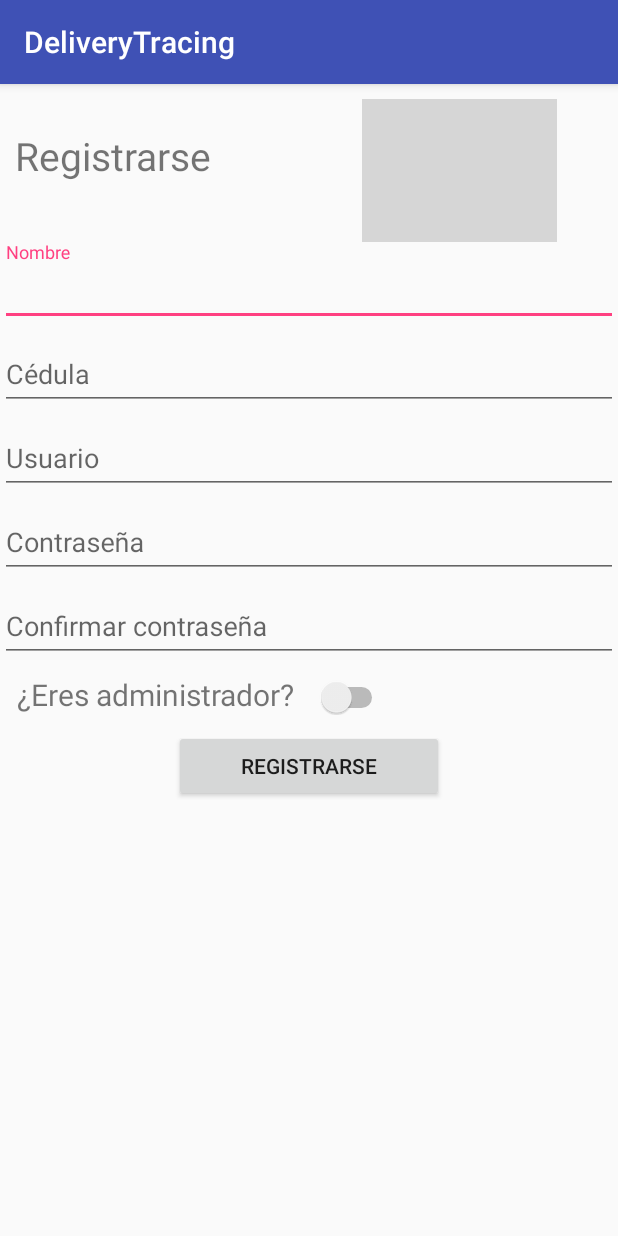
After one commit to FelipeCastanho/DeliveryTracing, an Android app: the RegistroActivity screen opened directly, with no data from a screen before it, on a phone screen of 412 x 824 dp. The commit adds this screen. Run offline under Robolectric (Android 15) with nearby library versions, the phone set to English and light mode, and no system bars; grey boxes are pictures that could not be loaded.

Commit message:
Vista Registro :')

```diff
--- a/app/build.gradle
+++ b/app/build.gradle
@@ -36,4 +36,5 @@ dependencies {
 
 
 
+
 apply plugin: 'com.google.gms.google-services'
--- a/app/src/main/AndroidManifest.xml
+++ b/app/src/main/AndroidManifest.xml
@@ -17,7 +17,8 @@
             </intent-filter>
         </activity>
         <activity android:name=".RastreoActivity" />
-        <activity android:name=".LoginActivity"></activity>
+        <activity android:name=".LoginActivity" />
+        <activity android:name=".RegistroActivity"></activity>
     </application>
 
 </manifest>
--- a/app/src/main/java/com/example/yoyo/deliverytracing/LoginActivity.java
+++ b/app/src/main/java/com/example/yoyo/deliverytracing/LoginActivity.java
@@ -1,13 +1,27 @@
 package com.example.yoyo.deliverytracing;
 
+import android.content.Intent;
 import android.support.v7.app.AppCompatActivity;
 import android.os.Bundle;
+import android.util.Log;
+import android.view.View;
+import android.widget.TextView;
 
 public class LoginActivity extends AppCompatActivity {
-
     @Override
     protected void onCreate(Bundle savedInstanceState) {
         super.onCreate(savedInstanceState);
         setContentView(R.layout.activity_login);
+
+        TextView registrame = (TextView) findViewById(R.id.registrarmeText);
+        registrame.setOnClickListener(new View.OnClickListener() {
+            @Override
+            public void onClick(View v) {
+                Intent intentRegistro = new Intent(LoginActivity.this, RegistroActivity.class);
+                LoginActivity.this.startActivity(intentRegistro);
+            }
+        });
     }
+
+
 }
--- /dev/null
+++ b/app/src/main/java/com/example/yoyo/deliverytracing/RegistroActivity.java
@@ -0,0 +1,29 @@
+package com.example.yoyo.deliverytracing;
+
+import android.support.design.widget.TextInputLayout;
+import android.support.v7.app.AppCompatActivity;
+import android.os.Bundle;
+import android.view.View;
+import android.widget.CompoundButton;
+import android.widget.Switch;
+
+public class RegistroActivity extends AppCompatActivity {
+
+    @Override
+    protected void onCreate(Bundle savedInstanceState) {
+        super.onCreate(savedInstanceState);
+        setContentView(R.layout.activity_registro);
+
+        Switch isAdmin = (Switch) findViewById(R.id.adminSwitch);
+        isAdmin.setOnCheckedChangeListener(new CompoundButton.OnCheckedChangeListener() {
+            public void onCheckedChanged(CompoundButton buttonView, boolean isChecked) {
+                TextInputLayout empresa = (TextInputLayout) findViewById(R.id.textInputLayoutEmpresa);
+                if(isChecked){
+                    empresa.setVisibility(View.VISIBLE);
+                }else{
+                    empresa.setVisibility(View.GONE);
+                }
+            }
+        });
+    }
+}
--- a/app/src/main/res/layout/activity_login.xml
+++ b/app/src/main/res/layout/activity_login.xml
@@ -8,18 +8,18 @@
     >
 
     <ImageView
-        android:id="@+id/imgLogin"
+        android:id="@+id/loginImg"
         android:layout_width="match_parent"
         android:layout_height="180dp"
         app:srcCompat="?attr/colorPrimary" />
 
     <TextView
-        android:id="@+id/textoIngresar"
+        android:id="@+id/ingresarText"
         android:layout_width="match_parent"
         android:layout_height="wrap_content"
         android:layout_alignParentLeft="true"
         android:layout_alignParentStart="true"
-        android:layout_below="@+id/imgLogin"
+        android:layout_below="@+id/loginImg"
         android:layout_marginTop="15dp"
         android:text="Ingresar"
         android:textAlignment="center"
@@ -28,9 +28,9 @@
     <android.support.design.widget.TextInputLayout
         android:layout_width="match_parent"
         android:layout_height="wrap_content"
-        android:id="@+id/textInputLayout"
+        android:id="@+id/textInputLayoutNombre"
         android:layout_marginTop="22dp"
-        android:layout_below="@+id/textoIngresar"
+        android:layout_below="@+id/ingresarText"
         android:layout_alignParentLeft="true"
         android:layout_alignParentStart="true">
 
@@ -45,8 +45,8 @@
     <android.support.design.widget.TextInputLayout
         android:layout_width="match_parent"
         android:layout_height="wrap_content"
-        android:id="@+id/textInputLayout2"
-        android:layout_below="@+id/textInputLayout"
+        android:id="@+id/textInputLayoutCedula"
+        android:layout_below="@+id/textInputLayoutNombre"
         android:layout_alignParentLeft="true"
         android:layout_alignParentStart="true"
         android:layout_marginTop="18dp">
@@ -60,17 +60,17 @@
     </android.support.design.widget.TextInputLayout>
 
     <Button
-        android:id="@+id/botonIngresar"
+        android:id="@+id/ingresarBoton"
         android:layout_width="200dp"
         android:layout_height="wrap_content"
+        android:layout_above="@+id/registrarmeText"
+        android:layout_centerHorizontal="true"
         android:layout_gravity="center"
-        android:text="Ingresar"
-        android:layout_above="@+id/textRegistrarme"
-        android:layout_centerHorizontal="true"
-        android:layout_marginBottom="12dp" />
+        android:layout_marginBottom="12dp"
+        android:text="Ingresar" />
 
     <TextView
-        android:id="@+id/textRegistrarme"
+        android:id="@+id/registrarmeText"
         android:layout_width="wrap_content"
         android:layout_height="wrap_content"
         android:layout_alignParentBottom="true"
--- /dev/null
+++ b/app/src/main/res/layout/activity_registro.xml
@@ -0,0 +1,185 @@
+<?xml version="1.0" encoding="utf-8"?>
+<ScrollView xmlns:android="http://schemas.android.com/apk/res/android"
+    xmlns:app="http://schemas.android.com/apk/res-auto"
+    xmlns:tools="http://schemas.android.com/tools"
+    android:layout_width="match_parent"
+    android:layout_height="match_parent"
+    tools:context="com.example.yoyo.deliverytracing.RegistroActivity">
+
+    <LinearLayout
+        android:layout_width="match_parent"
+        android:layout_height="match_parent"
+        android:orientation="vertical">
+
+        <LinearLayout
+            android:layout_width="match_parent"
+            android:layout_height="wrap_content"
+            android:orientation="horizontal">
+
+            <TextView
+                android:id="@+id/registrarseText"
+                android:layout_width="wrap_content"
+                android:layout_height="wrap_content"
+                android:layout_alignLeft="@+id/preguntaText"
+                android:layout_alignStart="@+id/preguntaText"
+                android:layout_alignTop="@+id/registrarImg"
+                android:layout_marginStart="10dp"
+                android:layout_marginTop="30dp"
+                android:text="Registrarse"
+                android:textSize="26sp"
+                android:layout_marginLeft="10dp" />
+
+            <ImageView
+                android:id="@+id/registrarImg"
+                android:layout_width="130dp"
+                android:layout_height="95dp"
+                android:layout_alignParentEnd="true"
+                android:layout_alignParentRight="true"
+                android:layout_alignParentTop="true"
+                android:layout_marginEnd="14dp"
+                android:layout_marginLeft="100dp"
+                android:layout_marginRight="14dp"
+                android:layout_marginStart="100dp"
+                android:layout_marginTop="10dp"
+                android:src="@mipmap/imagen3" />
+        </LinearLayout>
+
+        <android.support.design.widget.TextInputLayout
+            android:id="@+id/textInputLayoutNombre"
+            android:layout_width="match_parent"
+            android:layout_height="wrap_content"
+            android:layout_alignParentLeft="true"
+            android:layout_alignParentStart="true"
+            android:layout_below="@+id/registrarImg">
+
+            <EditText
+                android:id="@+id/nombre"
+                android:layout_width="match_parent"
+                android:layout_height="wrap_content"
+                android:hint="Nombre"
+                android:inputType="text" />
+        </android.support.design.widget.TextInputLayout>
+
+        <android.support.design.widget.TextInputLayout
+            android:id="@+id/textInputLayoutCedula"
+            android:layout_width="match_parent"
+            android:layout_height="wrap_content"
+            android:layout_alignParentLeft="true"
+            android:layout_alignParentStart="true"
+            android:layout_below="@+id/textInputLayoutNombre">
+
+            <EditText
+                android:id="@+id/cedula"
+                android:layout_width="match_parent"
+                android:layout_height="wrap_content"
+                android:hint="Cédula"
+                android:inputType="text" />
+        </android.support.design.widget.TextInputLayout>
+
+        <android.support.design.widget.TextInputLayout
+            android:id="@+id/textInputLayoutUsuario"
+            android:layout_width="match_parent"
+            android:layout_height="wrap_content"
+            android:layout_alignParentLeft="true"
+            android:layout_alignParentStart="true"
+            android:layout_below="@+id/textInputLayoutCedula">
+
+            <EditText
+                android:id="@+id/usuario"
+                android:layout_width="match_parent"
+                android:layout_height="wrap_content"
+                android:hint="Usuario"
+                android:inputType="text" />
+        </android.support.design.widget.TextInputLayout>
+
+        <android.support.design.widget.TextInputLayout
+            android:id="@+id/textInputLayoutContrasena"
+            android:layout_width="match_parent"
+            android:layout_height="wrap_content"
+            android:layout_alignParentLeft="true"
+            android:layout_alignParentStart="true"
+            android:layout_below="@+id/textInputLayoutUsuario">
+
+            <EditText
+                android:id="@+id/contrasena"
+                android:layout_width="match_parent"
+                android:layout_height="wrap_content"
+                android:hint="Contraseña"
+                android:inputType="textPassword" />
+        </android.support.design.widget.TextInputLayout>
+
+        <android.support.design.widget.TextInputLayout
+            android:id="@+id/textInputLayoutConfirmar"
+            android:layout_width="match_parent"
+            android:layout_height="wrap_content"
+            android:layout_alignParentLeft="true"
+            android:layout_alignParentStart="true"
+            android:layout_below="@+id/textInputLayoutContrasena">
+
+            <EditText
+                android:id="@+id/confirmar"
+                android:layout_width="match_parent"
+                android:layout_height="wrap_content"
+                android:hint="Confirmar contraseña"
+                android:inputType="textPassword" />
+
+        </android.support.design.widget.TextInputLayout>
+
+        <LinearLayout
+            android:layout_width="match_parent"
+            android:layout_height="wrap_content"
+            android:orientation="horizontal">
+
+            <TextView
+                android:id="@+id/preguntaText"
+                android:layout_width="wrap_content"
+                android:layout_height="wrap_content"
+                android:layout_alignParentLeft="true"
+                android:layout_alignParentStart="true"
+                android:layout_alignTop="@+id/adminSwitch"
+                android:layout_marginLeft="11dp"
+                android:layout_marginStart="11dp"
+                android:layout_marginTop="8dp"
+                android:text="¿Eres administrador?"
+                android:textSize="20sp" />
+
+            <Switch
+                android:id="@+id/adminSwitch"
+                android:layout_width="wrap_content"
+                android:layout_height="wrap_content"
+                android:layout_below="@+id/textInputLayoutConfirmar"
+                android:layout_marginLeft="14dp"
+                android:layout_marginStart="14dp"
+                android:layout_marginTop="8dp"
+                android:layout_toEndOf="@+id/preguntaText"
+                android:layout_toRightOf="@+id/preguntaText" />
+
+        </LinearLayout>
+
+        <android.support.design.widget.TextInputLayout
+            android:id="@+id/textInputLayoutEmpresa"
+            android:layout_width="match_parent"
+            android:layout_height="wrap_content"
+            android:layout_below="@+id/textInputLayoutContrasena"
+            android:layout_marginTop="5dp"
+            android:visibility="gone">
+
+            <EditText
+                android:id="@+id/empresa"
+                android:layout_width="match_parent"
+                android:layout_height="wrap_content"
+                android:hint="Nombre Empresa"
+                android:inputType="text" />
+
+        </android.support.design.widget.TextInputLayout>
+
+        <Button
+            android:id="@+id/registrarseBoton"
+            android:layout_width="180dp"
+            android:layout_height="wrap_content"
+            android:layout_gravity="center"
+            android:layout_marginTop="10dp"
+            android:text="Registrarse" />
+
+    </LinearLayout>
+</ScrollView>
```
